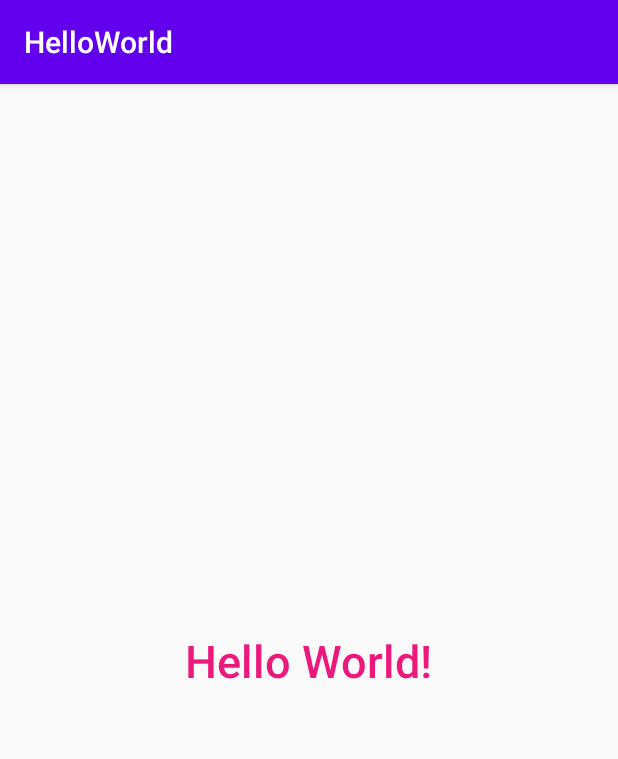
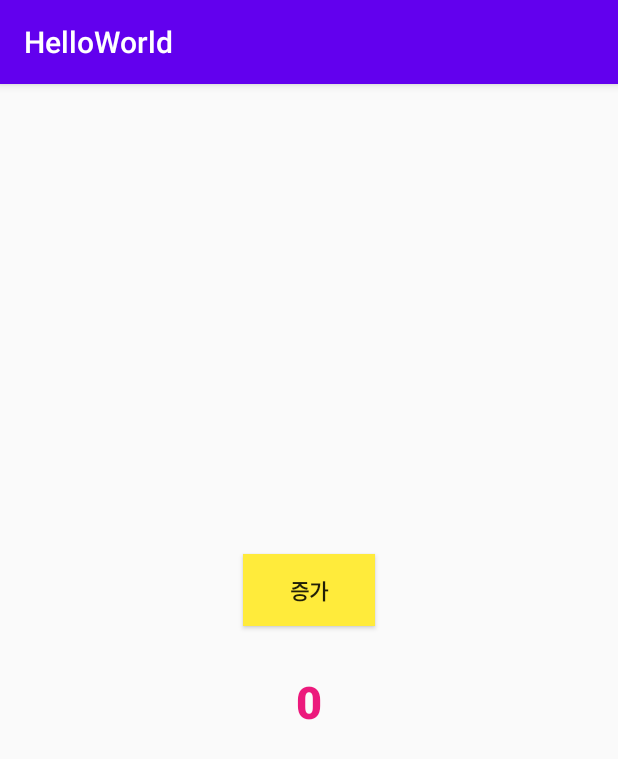
Before and after one commit to ygs3004/StudyAndroid, an Android app: the screen it shows after launch (MainActivity), on a phone screen of 412 x 824 dp. Shown: the top 759 px of the screen. Run offline under Robolectric (Android 15) with nearby library versions, the phone set to English and light mode, and no system bars.

Commit message:
[202323/06/25] udemy Android 12 및 Kotlin  - 14강: 카운티 앱

```diff
--- a/HelloWorld/app/src/main/java/com/ygs/helloworld/MainActivity.kt
+++ b/HelloWorld/app/src/main/java/com/ygs/helloworld/MainActivity.kt
@@ -2,10 +2,26 @@ package com.ygs.helloworld
 
 import android.support.v7.app.AppCompatActivity
 import android.os.Bundle
+import android.widget.Button
+import android.widget.TextView
+import android.widget.Toast
 
 class MainActivity : AppCompatActivity() {
     override fun onCreate(savedInstanceState: Bundle?) {
         super.onCreate(savedInstanceState)
         setContentView(R.layout.activity_main)
+
+        val btnClickMe = findViewById<Button>(R.id.myButton)
+        val myTextView = findViewById<TextView>(R.id.textView)
+        var timesClicked = 0;
+
+        btnClickMe.text = "증가"
+        btnClickMe.setOnClickListener {
+//            btnClickMe.text = "변신성공"
+            timesClicked++
+            myTextView.text = timesClicked.toString();
+
+            Toast.makeText(this, "토스트입니다만?", Toast.LENGTH_LONG).show()
+        }
     }
 }
--- a/HelloWorld/app/src/main/res/layout/activity_main.xml
+++ b/HelloWorld/app/src/main/res/layout/activity_main.xml
@@ -6,16 +6,31 @@
     android:layout_height="match_parent"
     tools:context=".MainActivity">
 
-    <TextView
+    <Button
+        android:id="@+id/myButton"
         android:layout_width="wrap_content"
         android:layout_height="wrap_content"
+        android:background="#FFEB3B"
+        android:text="눌러주세요!"
+        android:textStyle="bold"
+        app:layout_constraintBottom_toTopOf="@+id/textView"
+        app:layout_constraintEnd_toEndOf="parent"
+        app:layout_constraintStart_toStartOf="parent"
+        app:layout_constraintTop_toTopOf="parent"
+        app:layout_constraintVertical_bias="0.912" />
+
+    <TextView
+        android:id="@+id/textView"
+        android:layout_width="wrap_content"
+        android:layout_height="wrap_content"
+        android:layout_marginBottom="336dp"
         android:fontFamily="sans-serif-medium"
-        android:text="Hello World!"
+        android:text="0"
         android:textColor="#EC197C"
         android:textSize="30sp"
+        android:textStyle="bold"
         app:layout_constraintBottom_toBottomOf="parent"
-        app:layout_constraintLeft_toLeftOf="parent"
-        app:layout_constraintRight_toRightOf="parent"
-        app:layout_constraintTop_toTopOf="parent" />
+        app:layout_constraintEnd_toEndOf="parent"
+        app:layout_constraintStart_toStartOf="parent" />
 
 </android.support.constraint.ConstraintLayout>
```
